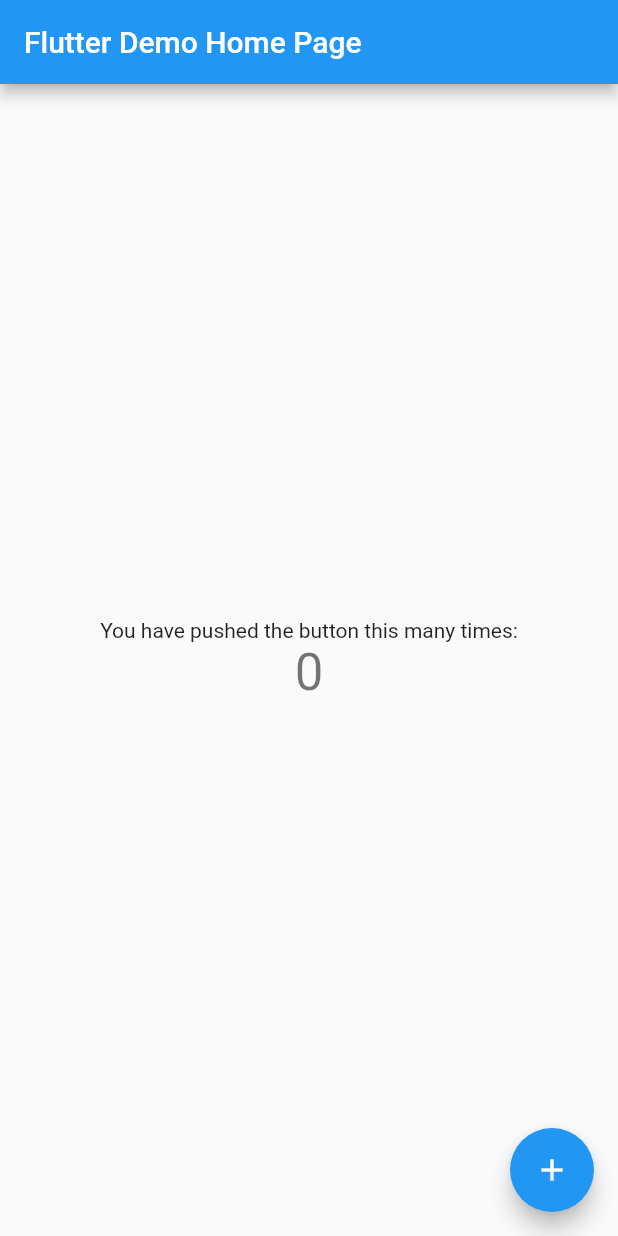
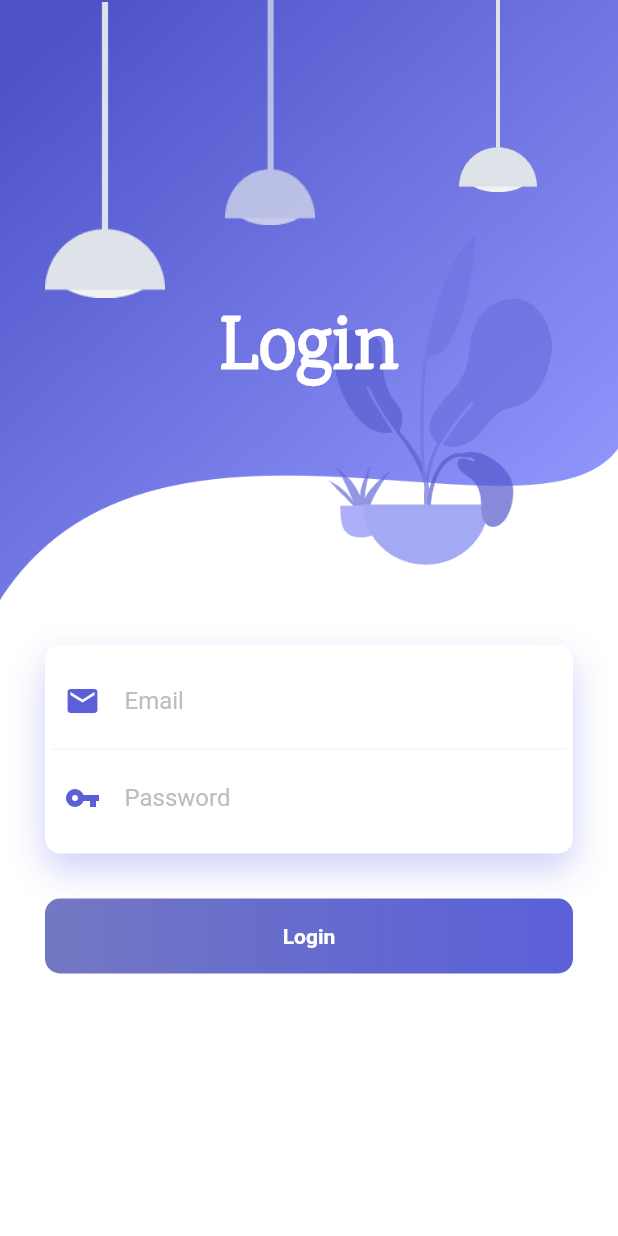
Before and after one commit to HananeAL/Flutter_App, a Flutter app: the screen it shows after launch, on a phone screen of 412 x 824 dp. Run offline on Flutter 3.47's test engine with Material 2 defaults, Android fonts, the phone set to English and light mode, and no system bars; our stand-ins replace simple_animations.

Commit message:
Page Login

```diff
--- /dev/null
+++ b/lib/Animation/FadeAnimation.dart
@@ -0,0 +1,32 @@
+import 'package:flutter/material.dart';
+import 'package:simple_animations/simple_animations.dart';
+
+class FadeAnimation extends StatelessWidget {
+  final double delay;
+  final Widget child;
+
+  FadeAnimation(this.delay, this.child);
+
+  @override
+  Widget build(BuildContext context) {
+    final tween = MultiTrackTween([
+      Track("opacity")
+          .add(Duration(milliseconds: 500), Tween(begin: 0.0, end: 1.0)),
+      Track("translateY").add(
+          Duration(milliseconds: 500), Tween(begin: -30.0, end: 0.0),
+          curve: Curves.easeOut)
+    ]);
+
+    return ControlledAnimation(
+      delay: Duration(milliseconds: (500 * delay).round()),
+      duration: tween.duration,
+      tween: tween,
+      child: child,
+      builderWithChild: (context, child, animation) => Opacity(
+        opacity: animation["opacity"],
+        child: Transform.translate(
+            offset: Offset(0, animation["translateY"]), child: child),
+      ),
+    );
+  }
+}
--- a/lib/main.dart
+++ b/lib/main.dart
@@ -1,113 +1,175 @@
+import 'package:flutter_app/Animation/FadeAnimation.dart';
 import 'package:flutter/material.dart';
 
-void main() {
-  runApp(MyApp());
-}
+void main() => runApp(
+      MaterialApp(
+        debugShowCheckedModeBanner: false,
+        home: HomePage(),
+      ),
+    );
 
-class MyApp extends StatelessWidget {
-  // This widget is the root of your application.
+class HomePage extends StatelessWidget {
   @override
   Widget build(BuildContext context) {
-    return MaterialApp(
-      title: 'Flutter Demo',
-      theme: ThemeData(
-        // This is the theme of your application.
-        //
-        // Try running your application with "flutter run". You'll see the
-        // application has a blue toolbar. Then, without quitting the app, try
-        // changing the primarySwatch below to Colors.green and then invoke
-        // "hot reload" (press "r" in the console where you ran "flutter run",
-        // or simply save your changes to "hot reload" in a Flutter IDE).
-        // Notice that the counter didn't reset back to zero; the application
-        // is not restarted.
-        primarySwatch: Colors.blue,
+    return Scaffold(
+        backgroundColor: Colors.white,
+        body: SingleChildScrollView(
+          child: Container(
+            child: Column(
+              children: <Widget>[
+                Container(
+                  height: 400,
+                  decoration: BoxDecoration(
+                      image: DecorationImage(
+                          image: AssetImage('assets/images/background.png'),
+                          fit: BoxFit.fill)),
+                  child: Stack(
+                    children: <Widget>[
+                      Positioned(
+                        left: 30,
+                        width: 80,
+                        height: 200,
+                        child: FadeAnimation(
+                            1,
+                            Container(
+                              decoration: BoxDecoration(
+                                  image: DecorationImage(
+                                      image: AssetImage(
+                                          'assets/images/light-1.png'))),
+                            )),
                       ),
-      home: MyHomePage(title: 'Flutter Demo Home Page'),
-    );
-  }
-}
-
-class MyHomePage extends StatefulWidget {
-  MyHomePage({Key key, this.title}) : super(key: key);
-
-  // This widget is the home page of your application. It is stateful, meaning
-  // that it has a State object (defined below) that contains fields that affect
-  // how it looks.
-
-  // This class is the configuration for the state. It holds the values (in this
-  // case the title) provided by the parent (in this case the App widget) and
-  // used by the build method of the State. Fields in a Widget subclass are
-  // always marked "final".
-
-  final String title;
-
-  @override
-  _MyHomePageState createState() => _MyHomePageState();
-}
-
-class _MyHomePageState extends State<MyHomePage> {
-  int _counter = 0;
-
-  void _incrementCounter() {
-    setState(() {
-      // This call to setState tells the Flutter framework that something has
-      // changed in this State, which causes it to rerun the build method below
-      // so that the display can reflect the updated values. If we changed
-      // _counter without calling setState(), then the build method would not be
-      // called again, and so nothing would appear to happen.
-      _counter++;
-    });
-  }
-
-  @override
-  Widget build(BuildContext context) {
-    // This method is rerun every time setState is called, for instance as done
-    // by the _incrementCounter method above.
-    //
-    // The Flutter framework has been optimized to make rerunning build methods
-    // fast, so that you can just rebuild anything that needs updating rather
-    // than having to individually change instances of widgets.
-    return Scaffold(
-      appBar: AppBar(
-        // Here we take the value from the MyHomePage object that was created by
-        // the App.build method, and use it to set our appbar title.
-        title: Text(widget.title),
+                      Positioned(
+                        left: 140,
+                        width: 80,
+                        height: 150,
+                        child: FadeAnimation(
+                            1.3,
+                            Container(
+                              decoration: BoxDecoration(
+                                  image: DecorationImage(
+                                      image: AssetImage(
+                                          'assets/images/light-2.png'))),
+                            )),
                       ),
-      body: Center(
-        // Center is a layout widget. It takes a single child and positions it
-        // in the middle of the parent.
-        child: Column(
-          // Column is also a layout widget. It takes a list of children and
-          // arranges them vertically. By default, it sizes itself to fit its
-          // children horizontally, and tries to be as tall as its parent.
-          //
-          // Invoke "debug painting" (press "p" in the console, choose the
-          // "Toggle Debug Paint" action from the Flutter Inspector in Android
-          // Studio, or the "Toggle Debug Paint" command in Visual Studio Code)
-          // to see the wireframe for each widget.
-          //
-          // Column has various properties to control how it sizes itself and
-          // how it positions its children. Here we use mainAxisAlignment to
-          // center the children vertically; the main axis here is the vertical
-          // axis because Columns are vertical (the cross axis would be
-          // horizontal).
-          mainAxisAlignment: MainAxisAlignment.center,
-          children: <Widget>[
-            Text(
-              'You have pushed the button this many times:',
+                      Positioned(
+                        right: 40,
+                        width: 80,
+                        height: 128,
+                        child: FadeAnimation(
+                            1.5,
+                            Container(
+                              decoration: BoxDecoration(
+                                  image: DecorationImage(
+                                      image: AssetImage(
+                                          'assets/images/light-1.png'))),
+                            )),
                       ),
-            Text(
-              '$_counter',
-              style: Theme.of(context).textTheme.headline4,
+                      Positioned(
+                        child: FadeAnimation(
+                            1.6,
+                            Container(
+                              margin: EdgeInsets.only(top: 70),
+                              child: Center(
+                                child: Text(
+                                  "Login",
+                                  style: TextStyle(
+                                      color: Colors.white,
+                                      fontSize: 50,
+                                      fontWeight: FontWeight.bold,
+                                      fontFamily: 'Karma'),
                                 ),
+                              ),
+                            )),
+                      )
                     ],
                   ),
                 ),
-      floatingActionButton: FloatingActionButton(
-        onPressed: _incrementCounter,
-        tooltip: 'Increment',
-        child: Icon(Icons.add),
-      ), // This trailing comma makes auto-formatting nicer for build methods.
-    );
+                Padding(
+                  padding: EdgeInsets.all(30.0),
+                  child: Column(
+                    children: <Widget>[
+                      FadeAnimation(
+                          1.8,
+                          Container(
+                            padding: EdgeInsets.all(5),
+                            decoration: BoxDecoration(
+                                color: Colors.white,
+                                borderRadius: BorderRadius.circular(10),
+                                boxShadow: [
+                                  BoxShadow(
+                                      color: Color.fromRGBO(10, 15, 219, 0.2),
+                                      blurRadius: 20.0,
+                                      offset: Offset(0, 10))
+                                ]),
+                            child: Column(
+                              children: <Widget>[
+                                Container(
+                                  padding: EdgeInsets.all(8.0),
+                                  decoration: BoxDecoration(
+                                      border: Border(
+                                          bottom: BorderSide(
+                                              color: Colors.grey[100]))),
+                                  child: TextField(
+                                    decoration: InputDecoration(
+                                        icon: new Icon(
+                                          Icons.email,
+                                          color: Color.fromRGBO(
+                                              73, 79, 213, 0.9019607843137255),
+                                        ),
+                                        border: InputBorder.none,
+                                        hintText: "Email",
+                                        hintStyle:
+                                            TextStyle(color: Colors.grey[400])),
+                                  ),
+                                ),
+                                Container(
+                                  padding: EdgeInsets.all(8.0),
+                                  child: TextField(
+                                    decoration: InputDecoration(
+                                        icon: new Icon(
+                                          Icons.vpn_key,
+                                          color: Color.fromRGBO(
+                                              73, 79, 213, 0.9019607843137255),
+                                        ),
+                                        border: InputBorder.none,
+                                        hintText: "Password",
+                                        hintStyle:
+                                            TextStyle(color: Colors.grey[400])),
+                                  ),
+                                )
+                              ],
+                            ),
+                          )),
+                      SizedBox(
+                        height: 30,
+                      ),
+                      FadeAnimation(
+                          2,
+                          Container(
+                            height: 50,
+                            decoration: BoxDecoration(
+                                borderRadius: BorderRadius.circular(10),
+                                gradient: LinearGradient(colors: [
+                                  Color.fromRGBO(115, 120, 194, 1.0),
+                                  Color.fromRGBO(
+                                      73, 79, 213, 0.9019607843137255),
+                                ])),
+                            child: Center(
+                              child: Text(
+                                "Login",
+                                style: TextStyle(
+                                  color: Colors.white,
+                                  fontWeight: FontWeight.bold,
+                                ),
+                              ),
+                            ),
+                          )),
+                    ],
+                  ),
+                )
+              ],
+            ),
+          ),
+        ));
   }
 }
```
Also changed, not shown: pubspec.yaml (+9 -8 lines), assets/fonts/Karma-Regular.ttf (added), assets/images/background.png (added), assets/images/clock.png (added), assets/images/light-1.png (added), assets/images/light-2.png (added), pubspec.lock, 1 other file. Lines whose indentation alone changed are shown as unchanged.
